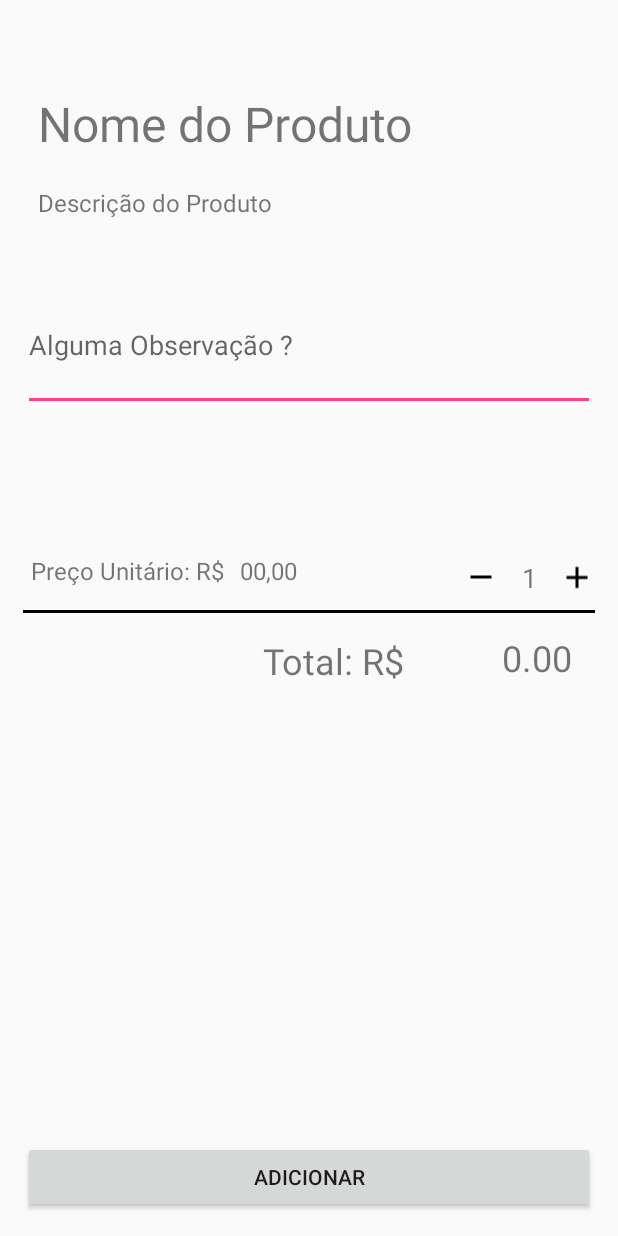
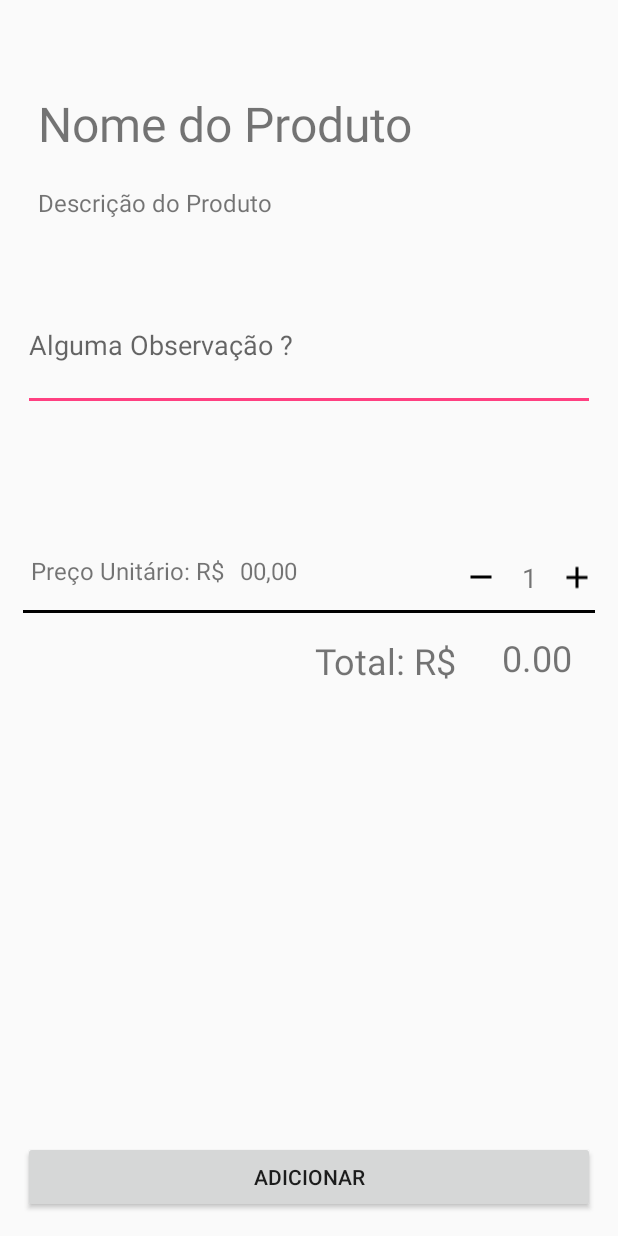
Before and after one commit to Gabriel-Bur/gerenciador-pedidos, an Android app: the ObsPopup screen opened directly, with no data from a screen before it, on a phone screen of 412 x 824 dp. Run offline under Robolectric (Android 15) with nearby library versions, the phone set to English and light mode, and no system bars; our stand-ins replace Firebase (no records; nobody signed in at launch, a user with empty details on screens opened directly); 5 statements that could not run were skipped.

Commit message:
melhorias graficas no design

```diff
--- a/app/build.gradle
+++ b/app/build.gradle
@@ -28,6 +28,8 @@ dependencies {
     compile 'com.android.support.constraint:constraint-layout:1.0.2'
     compile 'com.google.firebase:firebase-auth:10.2.6'
     compile 'com.google.firebase:firebase-database:10.2.6'
+    compile 'com.github.navasmdc:MaterialDesign:1.5@aar'
+    compile 'com.yalantis:phoenix:1.2.3'
     testCompile 'junit:junit:4.12'
 }
 
--- a/app/src/main/java/com/infnet/android/gerenciador_pedidos/MainActivity.java
+++ b/app/src/main/java/com/infnet/android/gerenciador_pedidos/MainActivity.java
@@ -9,6 +9,7 @@ import android.widget.Button;
 import android.widget.EditText;
 import android.widget.Toast;
 
+import com.gc.materialdesign.views.ButtonRectangle;
 import com.google.android.gms.tasks.OnCompleteListener;
 import com.google.android.gms.tasks.Task;
 import com.google.firebase.auth.AuthResult;
@@ -24,7 +25,7 @@ public class MainActivity extends AppCompatActivity implements View.OnClickListe
 
     private EditText username;
     private EditText password;
-    private Button loginBtn;
+    private ButtonRectangle loginBtn;
 
 
     @Override
@@ -32,6 +33,7 @@ public class MainActivity extends AppCompatActivity implements View.OnClickListe
         super.onCreate(savedInstanceState);
         setContentView(R.layout.activity_main);
         init();
+
         loginBtn.setOnClickListener(this);
 
 
@@ -41,7 +43,7 @@ public class MainActivity extends AppCompatActivity implements View.OnClickListe
     private void init(){
         username = (EditText) findViewById(R.id.main_UserEditText);
         password = (EditText) findViewById(R.id.main_PassEditText);
-        loginBtn = (Button) findViewById(R.id.main_LoginBtn);
+        loginBtn = (ButtonRectangle) findViewById(R.id.main_LoginBtn);
     }
 
 
--- a/app/src/main/java/com/infnet/android/gerenciador_pedidos/MenuActivity.java
+++ b/app/src/main/java/com/infnet/android/gerenciador_pedidos/MenuActivity.java
@@ -37,6 +37,5 @@ public class MenuActivity extends AppCompatActivity {
                 startActivity(new Intent(MenuActivity.this,MesaActivity.class));
             }
         });
-
     }
 }
--- a/app/src/main/res/layout/activity_menu.xml
+++ b/app/src/main/res/layout/activity_menu.xml
@@ -43,8 +43,8 @@
         android:layout_height="75dp"
         android:layout_below="@+id/menu_buttonCardapio"
         android:layout_centerHorizontal="true"
-
         android:layout_marginTop="50dp"
         android:text="@string/buttonSobre" />
 
+
 </RelativeLayout>
--- a/app/src/main/res/layout/activity_obspopup.xml
+++ b/app/src/main/res/layout/activity_obspopup.xml
@@ -74,13 +74,13 @@
         android:id="@+id/obs_TotalTextValue"
         android:layout_width="wrap_content"
         android:layout_height="wrap_content"
+        android:layout_alignBottom="@+id/obs_TotalTextLabel"
+        android:layout_alignParentEnd="true"
+        android:layout_alignParentRight="true"
+        android:layout_alignTop="@+id/imageView2"
         android:padding="15dp"
         android:text="@string/dinheiroText"
-        android:textSize="24sp"
-        android:layout_alignTop="@+id/imageView2"
-        android:layout_alignParentRight="true"
-        android:layout_alignParentEnd="true"
-        android:layout_alignBottom="@+id/obs_TotalTextLabel" />
+        android:textSize="24sp" />
 
 
     <ImageView
@@ -139,11 +139,12 @@
         android:id="@+id/obs_TotalTextLabel"
         android:layout_width="wrap_content"
         android:layout_height="wrap_content"
+        android:textAlignment="textEnd"
         android:padding="15dp"
         android:text="@string/totalText"
         android:textSize="24sp"
         android:layout_below="@+id/imageView2"
-        android:layout_alignRight="@+id/obs_produtoNome"
-        android:layout_alignEnd="@+id/obs_produtoNome" />
+        android:layout_toLeftOf="@+id/obs_TotalTextValue"
+        android:layout_toStartOf="@+id/obs_TotalTextValue" />
 
 </RelativeLayout>
--- a/app/src/main/res/values/colors.xml
+++ b/app/src/main/res/values/colors.xml
@@ -1,6 +1,6 @@
 <?xml version="1.0" encoding="utf-8"?>
 <resources>
     <color name="colorPrimary">#607D8B</color>
-    <color name="colorPrimaryDark">#303F9F</color>
+    <color name="colorPrimaryDark">#212121</color>
     <color name="colorAccent">#FF4081</color>
 </resources>
--- a/build.gradle
+++ b/build.gradle
@@ -5,8 +5,7 @@ buildscript {
         jcenter()
     }
     dependencies {
-        classpath 'com.android.tools.build:gradle:2.2.3'
-
+        classpath 'com.android.tools.build:gradle:2.3.3'
         // NOTE: Do not place your application dependencies here; they belong
         // in the individual module build.gradle files
         classpath 'com.google.gms:google-services:3.0.0'
```
Also changed, not shown: app/src/main/res/layout/activity_main.xml (+7 -4 lines).
